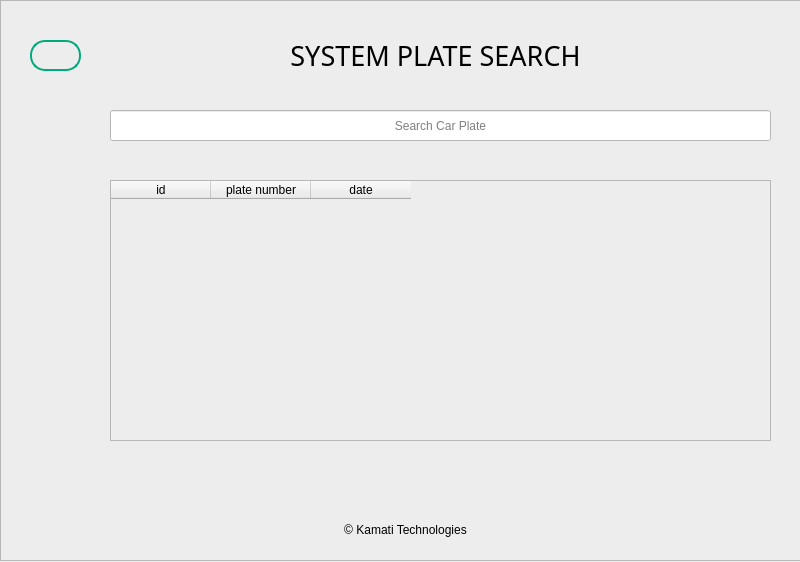
codydon/Automatic-Car-Plate-Recognition-System, file searchplate.ui: the form before one commit.
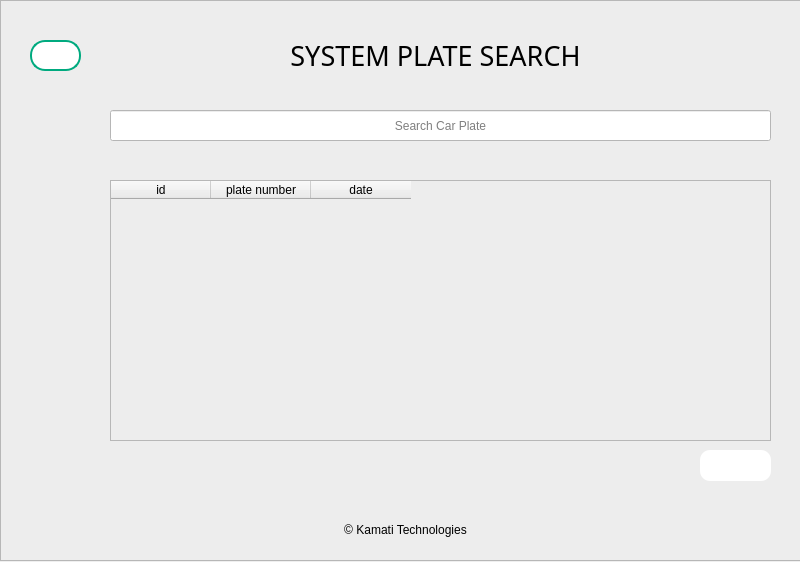
The form after the commit. Icons and pictures are not drawn.

```diff
--- a/searchplate.ui
+++ b/searchplate.ui
@@ -86,6 +86,7 @@
      </property>
      <property name="styleSheet">
       <string notr="true">QPushButton{
+	background-color: rgb(255, 255, 255);
 	image: url(:/back/undo.png);
 border:2px solid  rgb(0, 170, 127);
 border-radius:15px;
@@ -186,6 +187,7 @@
      </property>
      <property name="styleSheet">
       <string notr="true">QPushButton{	 
+	background-color: rgb(255, 255, 255);
 	image: url(:/delete/delete.png);
  
 border-radius:10px;
```
